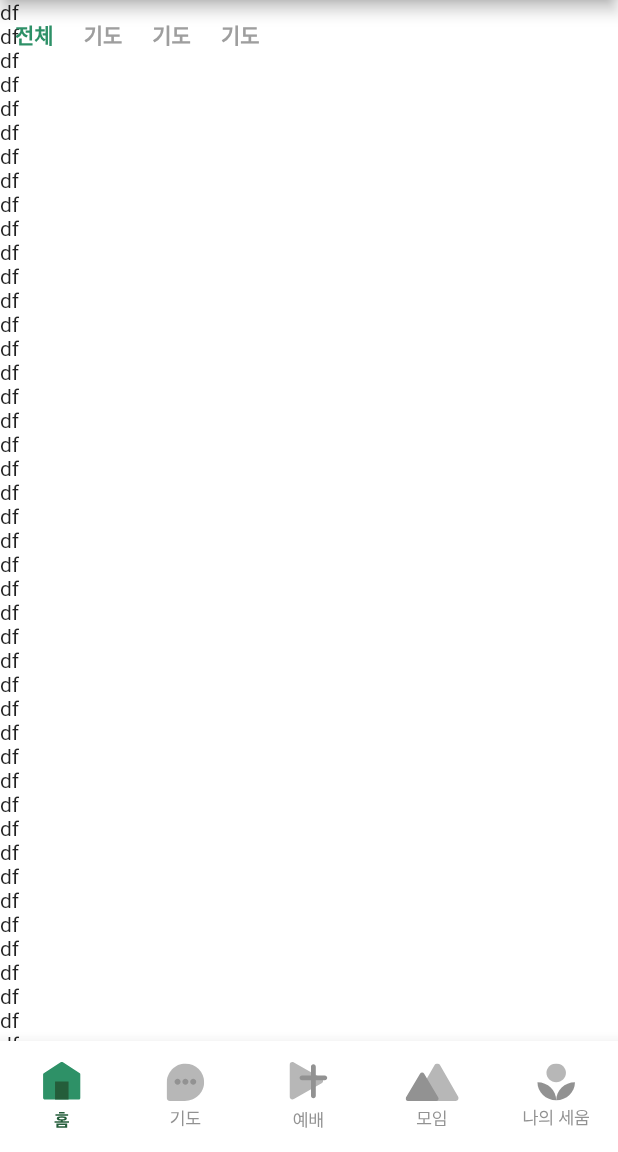
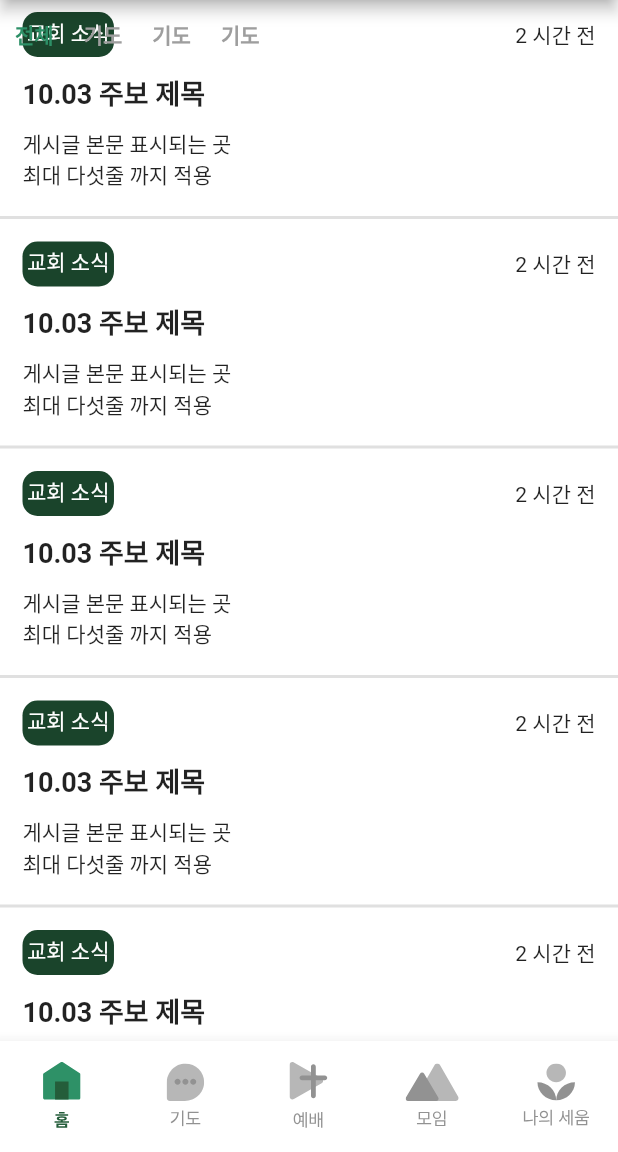
Before and after one commit to MollyKim/goodworks, a Flutter app: the screen it shows after launch, scrolled down 198 dp, on a phone screen of 412 x 824 dp, the part 84-1236 px from its top. Run offline on Flutter 3.47's test engine with Material 2 defaults, Android fonts, the phone set to English and light mode, and no system bars; our stand-ins replace cached_network_image, carousel_slider, dio, flutter_svg, fluttertoast, get and 1 more; accounts and stored records are empty; generated files the repository leaves out were written again; network calls fail; Roboto replaces fonts that are missing (AppleSDGothicNeo).

```diff
--- a/lib/screens/home/list_tile.dart
+++ b/lib/screens/home/list_tile.dart
@@ -1,3 +1,4 @@
+import 'package:flutter/cupertino.dart';
 import 'package:flutter/material.dart';
 
 class ListTileContents extends StatefulWidget {
@@ -8,12 +9,64 @@ class ListTileContents extends StatefulWidget {
 class _ListTileContentsState extends State<ListTileContents> {
   @override
   Widget build(BuildContext context) {
-    return ListView.builder(
+    return ListView.separated(
         itemCount: 100,
-        itemBuilder: (context, index) {
-          return Text('df');
-        });
+        separatorBuilder: (context, index) {
+          return Divider(thickness: 2.0,);
+        },
+      itemBuilder: (BuildContext context, int index) {
+        return posts();
+      },);
   }
 
+  posts(){
+    return Padding(
+      padding: const EdgeInsets.only(top:8.0,left: 15,right: 15),
+      child: Container(
+        child: Column(
+          crossAxisAlignment: CrossAxisAlignment.start,
+          mainAxisAlignment: MainAxisAlignment.start,
+          children: [
+            Row(
+              mainAxisAlignment: MainAxisAlignment.spaceBetween,
+              children: [
+                Container(
+                  decoration: BoxDecoration(
+                      color: Color(0xff1a442b),
+                      border: Border.all(
+                          color: Colors.transparent,
+                          width: 3.0),
+                      borderRadius: BorderRadius.all(
+                          Radius.circular(10.0)),
+                  ),
+                  height: 30,
+                  child: Text("교회 소식",style: TextStyle(color: Colors.white),),
+                ),
+                Text("2 시간 전")
+              ],
+            ),
+            SizedBox(height: 10,),
+            Text("10.03 주보 제목",
+              style: TextStyle(
+                  fontFamily: "AppleSDGothicNeo",
+                  fontSize: 18,
+                  fontWeight: FontWeight.bold),
+            ),
+            SizedBox(height: 10,),
+            Text("게시글 본문 표시되는 곳 \n최대 다섯줄 까지 적용",
+              maxLines: 5,
+              overflow: TextOverflow.ellipsis,
+              style: TextStyle(
+                  fontFamily: "AppleSDGothicNeo",
+                  fontSize: 14,
+                  ),
+            ),
+            SizedBox(height: 10,),
+
+          ],
+        ),
+      ),
+    );
+  }
 
 }
```
